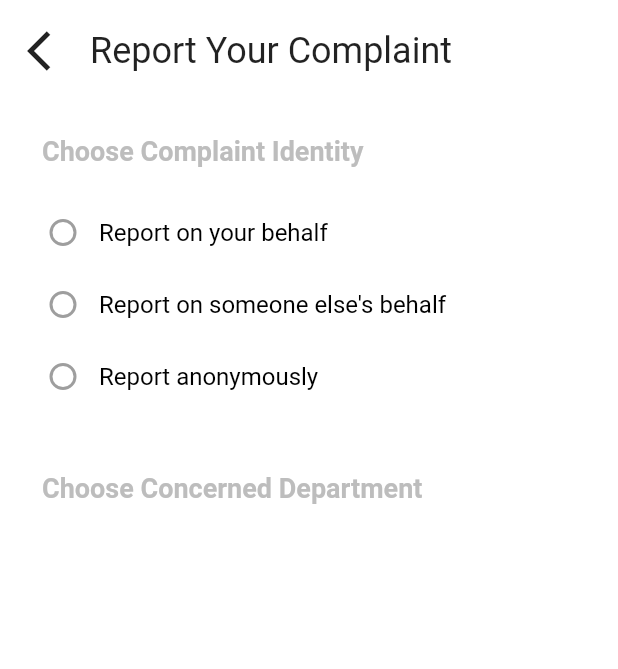
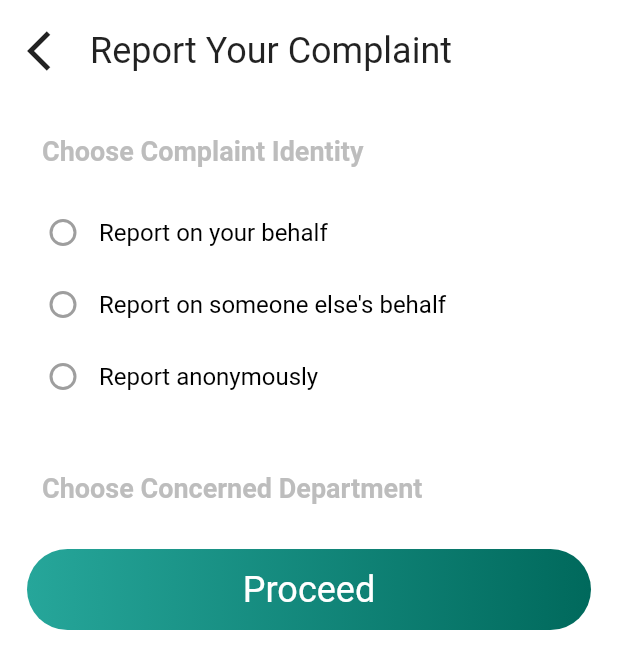
Before and after one commit to justdvnsh/Civilcops, a Flutter app: the ReportScreen screen opened by its route, on a phone screen of 412 x 824 dp. Shown: the top 669 px of the screen. Run offline on Flutter 3.47's test engine with Material 2 defaults, Android fonts, the phone set to English and light mode, and no system bars; our stand-ins replace fluttertoast, font_awesome_flutter, geolocator, get_it, google_maps_flutter, intro_slider and 3 more.

Commit message:
added navigation and button

```diff
--- a/app/lib/screens/home/bottomBar/reportScreen.dart
+++ b/app/lib/screens/home/bottomBar/reportScreen.dart
@@ -1,3 +1,5 @@
+import 'package:civilcops/screens/home/registerComplaint/registerComplaintScreen.dart';
+import 'package:civilcops/screens/widgets/buttons.dart';
 import 'package:flutter/material.dart';
 
 class ReportScreen extends StatefulWidget {
@@ -77,7 +79,13 @@ class _ReportScreenState extends State<ReportScreen> {
                   ),
                 ),
               ),
-
+              SizedBox(
+                height: 30,
+              ),
+              CustomButtons(
+                buttonText: "Proceed",
+                onPressed: () => Navigator.push(context, MaterialPageRoute(builder: (context) => RegisterComplaintScreen())),
+              ),
             ],
           ),
         ),
```
